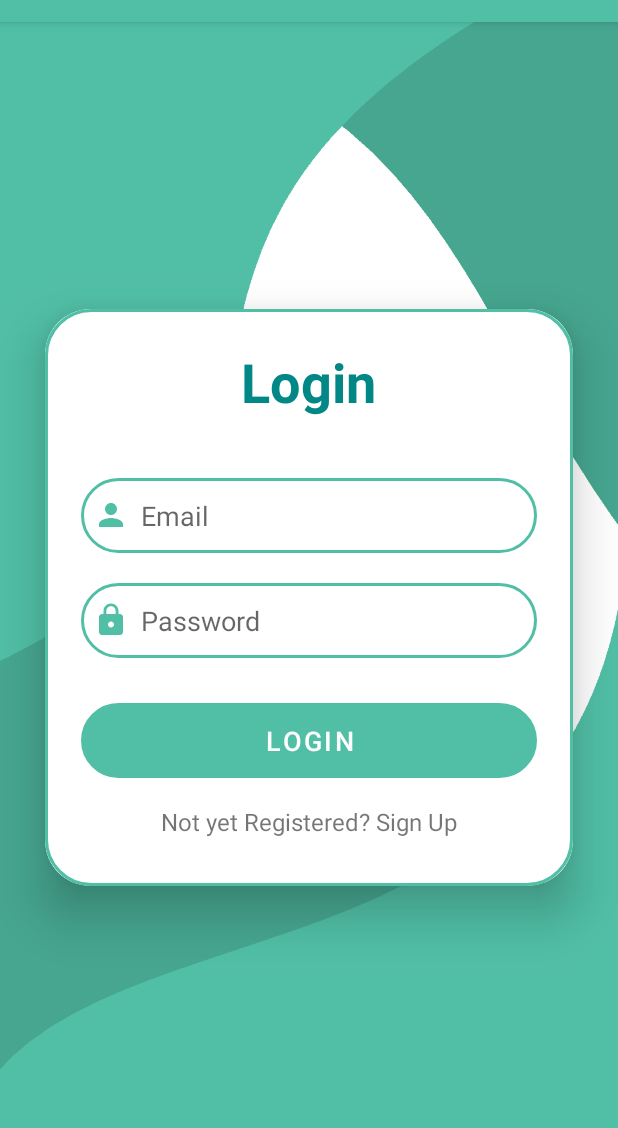
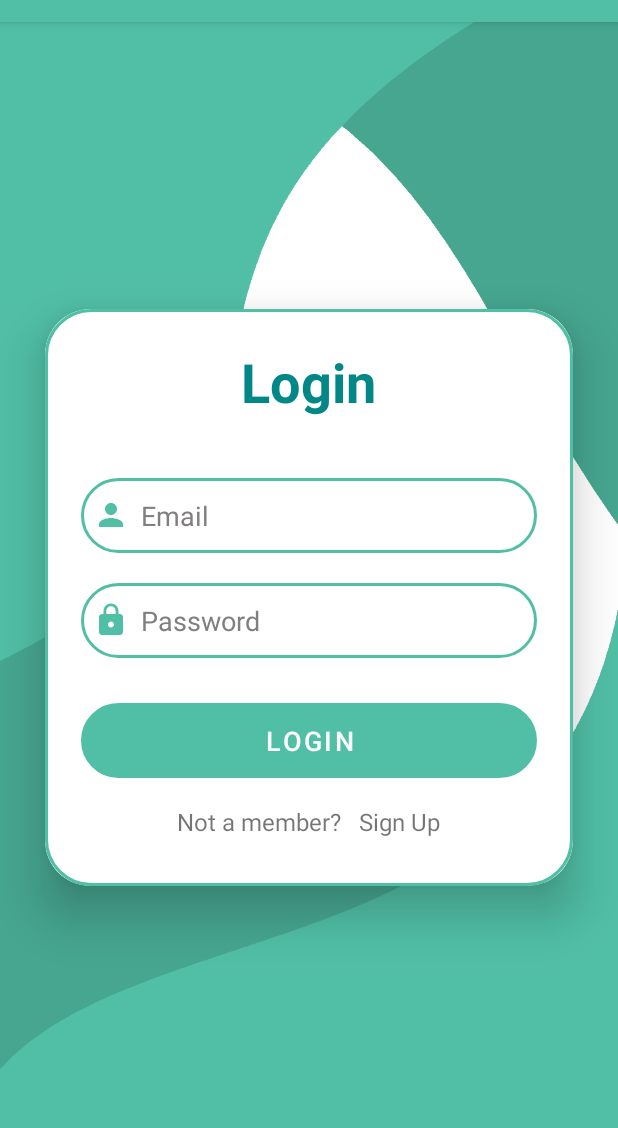
Before and after one commit to Shrimad-Bhagwat/VIT-RideShare, an Android app: the screen it shows after launch (LoginActivity), after a tap on "GET STARTED", on a phone screen of 412 x 824 dp, the part 62-1190 px from its top. Run offline under Robolectric (Android 15) with nearby library versions, the phone set to English and light mode, and no system bars; our stand-ins replace Firebase (no records; nobody signed in at launch, a user with empty details on screens opened directly).

Commit message:
theme and push notification

```diff
--- a/app/build.gradle
+++ b/app/build.gradle
@@ -32,8 +32,12 @@ android {
 
 dependencies {
     implementation 'androidx.cardview:cardview:1.0.0'
+
     implementation 'com.google.firebase:firebase-database:20.0.4'
+    implementation 'com.google.firebase:firebase-messaging'
+    implementation 'com.google.firebase:firebase-messaging-ktx:23.1.2'
     implementation 'com.google.firebase:firebase-storage:20.0.1'
+    implementation 'com.google.firebase:firebase-messaging-ktx:23.1.2'
     def nav_version = "2.5.3"
     implementation 'androidx.appcompat:appcompat:1.6.1'
     implementation 'androidx.fragment:fragment:1.3.6'
--- a/app/src/main/java/com/shrimadbhagwat/vitrideshare/GetStarted.java
+++ b/app/src/main/java/com/shrimadbhagwat/vitrideshare/GetStarted.java
@@ -9,6 +9,8 @@ import android.util.Log;
 import android.view.View;
 import android.widget.Button;
 
+import com.google.firebase.messaging.FirebaseMessaging;
+
 
 public class GetStarted extends AppCompatActivity {
     private Button getStarted;
@@ -17,7 +19,7 @@ public class GetStarted extends AppCompatActivity {
         getSupportActionBar().hide();
         super.onCreate(savedInstanceState);
         setContentView(R.layout.activity_get_started);
-
+        FirebaseMessaging.getInstance().subscribeToTopic("notification");
         getStarted = findViewById(R.id.button);
         getStarted.setOnClickListener(new View.OnClickListener() {
             @Override
--- a/app/src/main/java/com/shrimadbhagwat/vitrideshare/HomeActivity.java
+++ b/app/src/main/java/com/shrimadbhagwat/vitrideshare/HomeActivity.java
@@ -23,6 +23,8 @@ import com.google.firebase.database.DatabaseError;
 import com.google.firebase.database.DatabaseReference;
 import com.google.firebase.database.FirebaseDatabase;
 import com.google.firebase.database.ValueEventListener;
+import com.google.firebase.messaging.FirebaseMessaging;
+import com.google.firebase.messaging.FirebaseMessagingService;
 
 import java.util.ArrayList;
 import java.util.List;
@@ -78,6 +80,8 @@ public class HomeActivity extends AppCompatActivity {
     protected void onCreate(Bundle savedInstanceState) {
         super.onCreate(savedInstanceState);
         setContentView(R.layout.activity_home);
+
+        FirebaseMessaging.getInstance().subscribeToTopic("notification");
 
         auth = FirebaseAuth.getInstance();
         user = auth.getCurrentUser();
--- a/app/src/main/java/com/shrimadbhagwat/vitrideshare/LoginActivity.java
+++ b/app/src/main/java/com/shrimadbhagwat/vitrideshare/LoginActivity.java
@@ -16,6 +16,7 @@ import com.google.android.gms.tasks.OnFailureListener;
 import com.google.android.gms.tasks.OnSuccessListener;
 import com.google.firebase.auth.AuthResult;
 import com.google.firebase.auth.FirebaseAuth;
+import com.google.firebase.messaging.FirebaseMessaging;
 
 public class LoginActivity extends AppCompatActivity {
 
@@ -28,6 +29,8 @@ public class LoginActivity extends AppCompatActivity {
     protected void onCreate(Bundle savedInstanceState) {
         super.onCreate(savedInstanceState);
         setContentView(R.layout.activity_login);
+
+        FirebaseMessaging.getInstance().subscribeToTopic("notification");
 
         auth = FirebaseAuth.getInstance();
         loginEmail= findViewById(R.id.login_email);
--- a/app/src/main/res/layout/activity_get_started.xml
+++ b/app/src/main/res/layout/activity_get_started.xml
@@ -4,6 +4,7 @@
     xmlns:tools="http://schemas.android.com/tools"
     android:layout_width="match_parent"
     android:layout_height="match_parent"
+    android:background="@color/bg"
     tools:context=".GetStarted">
 
     <TextView
--- a/app/src/main/res/layout/activity_login.xml
+++ b/app/src/main/res/layout/activity_login.xml
@@ -7,7 +7,8 @@
     android:background="@drawable/bg"
     android:orientation="vertical"
     android:gravity="center"
-    tools:context=".LoginActivity">
+    tools:context=".LoginActivity"
+    >
 
 
     <androidx.cardview.widget.CardView
@@ -15,6 +16,7 @@
         android:layout_height="wrap_content"
         android:layout_margin="30dp"
         app:cardCornerRadius="30dp"
+        android:backgroundTint="@color/bg"
         app:cardElevation="20dp">
         <LinearLayout
             android:layout_width="match_parent"
@@ -36,13 +38,15 @@
                 android:layout_width="match_parent"
                 android:layout_height="50dp"
                 android:background="@drawable/custom_edittext"
+                android:textColor="@color/black"
+                android:textColorHint="@color/gray"
                 android:padding="8sp"
                 android:layout_marginTop="40dp"
                 android:id="@+id/login_email"
                 android:hint="Email"
                 android:drawableLeft="@drawable/baseline_person_24"
                 android:drawablePadding="8dp"
-                android:textColor="@color/black"></EditText>
+                ></EditText>
 
             <EditText
                 android:layout_width="match_parent"
@@ -52,9 +56,11 @@
                 android:layout_marginTop="20dp"
                 android:id="@+id/login_password"
                 android:hint="Password"
+                android:textColor="@color/black"
+                android:textColorHint="@color/gray"
                 android:drawableLeft="@drawable/baseline_lock_24"
                 android:drawablePadding="8dp"
-                android:textColor="@color/black"
+
                 android:inputType="textPassword"></EditText>
 
             <Button
@@ -67,14 +73,16 @@
                 android:id="@+id/login_button"
                 android:textColor="@color/white"
                 ></Button>
+
             <TextView
+                android:id="@+id/signupRedirectText"
                 android:layout_width="wrap_content"
                 android:layout_height="wrap_content"
-                android:id="@+id/signupRedirectText"
-                android:text="Not yet Registered? Sign Up"
                 android:layout_gravity="center"
                 android:layout_marginTop="10dp"
                 android:padding="8dp"
+                android:text="Not a member?   Sign Up"
+
                 android:textSize="16sp"></TextView>
 
 
--- a/app/src/main/res/layout/progress_layout.xml
+++ b/app/src/main/res/layout/progress_layout.xml
@@ -9,7 +9,7 @@
         android:layout_width="0dp"
         android:layout_height="wrap_content"
         android:layout_weight="1"
-        android:indeterminateTint="@color/teal_700" />
+        android:indeterminateTint="@color/green" />
 
     <TextView
         android:layout_width="0dp"
@@ -17,7 +17,7 @@
         android:layout_weight="1"
         android:gravity="start|center_vertical"
         android:text="Loading..."
-        android:textColor="@color/teal_700"
+        android:textColor="@color/green"
         android:textSize="18sp" />
 
 
--- a/app/src/main/res/values-night/themes.xml
+++ b/app/src/main/res/values-night/themes.xml
@@ -2,15 +2,19 @@
     <!-- Base application theme. -->
     <style name="Theme.VITRideShare" parent="Theme.MaterialComponents.DayNight.DarkActionBar">
         <!-- Primary brand color. -->
-        <item name="colorPrimary">@color/purple_200</item>
-        <item name="colorPrimaryVariant">@color/purple_700</item>
-        <item name="colorOnPrimary">@color/black</item>
+        <item name="colorPrimary">@color/green</item>
+        <item name="colorPrimaryVariant">@color/teal_700</item>
+        <item name="colorOnPrimary">@color/blue</item>
         <!-- Secondary brand color. -->
-        <item name="colorSecondary">@color/teal_200</item>
-        <item name="colorSecondaryVariant">@color/teal_200</item>
+        <item name="colorSecondary">@color/teal_700</item>
+        <item name="colorSecondaryVariant">@color/green</item>
         <item name="colorOnSecondary">@color/black</item>
         <!-- Status bar color. -->
         <item name="android:statusBarColor">?attr/colorPrimaryVariant</item>
         <!-- Customize your theme here. -->
+<!--        <item name="android:backgroundSplit">@color/bgDark</item>-->
+        <item name="android:windowActivityTransitions">true</item>
+        <item name="android:windowEnterAnimation">@transition/transition_anim</item>
+        <item name="android:windowExitAnimation">@transition/transition_anim</item>
     </style>
 </resources>
--- a/app/src/main/res/values/colors.xml
+++ b/app/src/main/res/values/colors.xml
@@ -6,10 +6,13 @@
     <color name="teal_200">#FF03DAC5</color>
     <color name="teal_700">#FF018786</color>
     <color name="black">#FF000000</color>
+    <color name="gray">#807E7E</color>
     <color name="white">#FFFFFFFF</color>
 <!--    COLORS-->
     <color name="yellow">#f7cc7e</color>
     <color name="red">#e25a44</color>
     <color name="green">#51bfa6</color>
     <color name="blue">#466eb6</color>
+    <color name="bg">#FFFFFF</color>
+    <color name="bgDark">#000000</color>
 </resources>
--- a/app/src/main/res/values/themes.xml
+++ b/app/src/main/res/values/themes.xml
@@ -12,7 +12,7 @@
         <!-- Status bar color. -->
         <item name="android:statusBarColor">?attr/colorPrimaryVariant</item>
         <!-- Customize your theme here. -->
-
+<!--        <item name="android:background">@color/bg</item>-->
         <item name="android:windowActivityTransitions">true</item>
         <item name="android:windowEnterAnimation">@transition/transition_anim</item>
         <item name="android:windowExitAnimation">@transition/transition_anim</item>
```
Also changed, not shown: app/src/main/AndroidManifest.xml (+12 -0 lines), app/src/main/java/com/shrimadbhagwat/vitrideshare/PushNotificationService.java (added, +14 -0 lines), app/src/main/res/layout/activity_upload.xml (+12 -1 lines), 1 other file.
